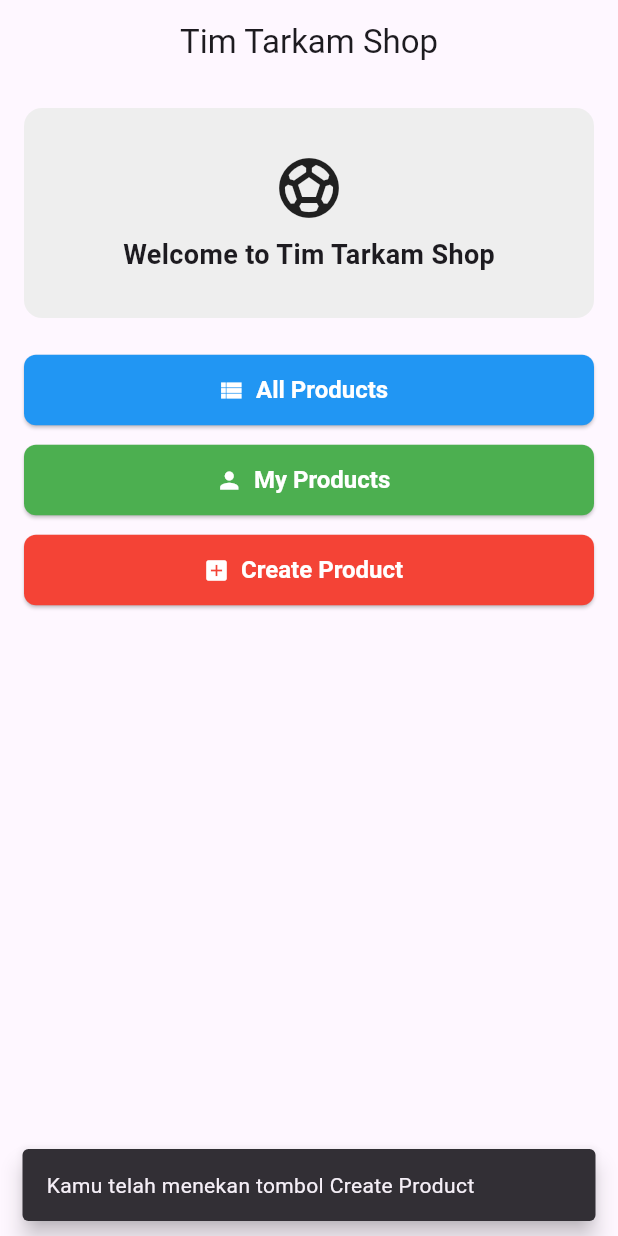
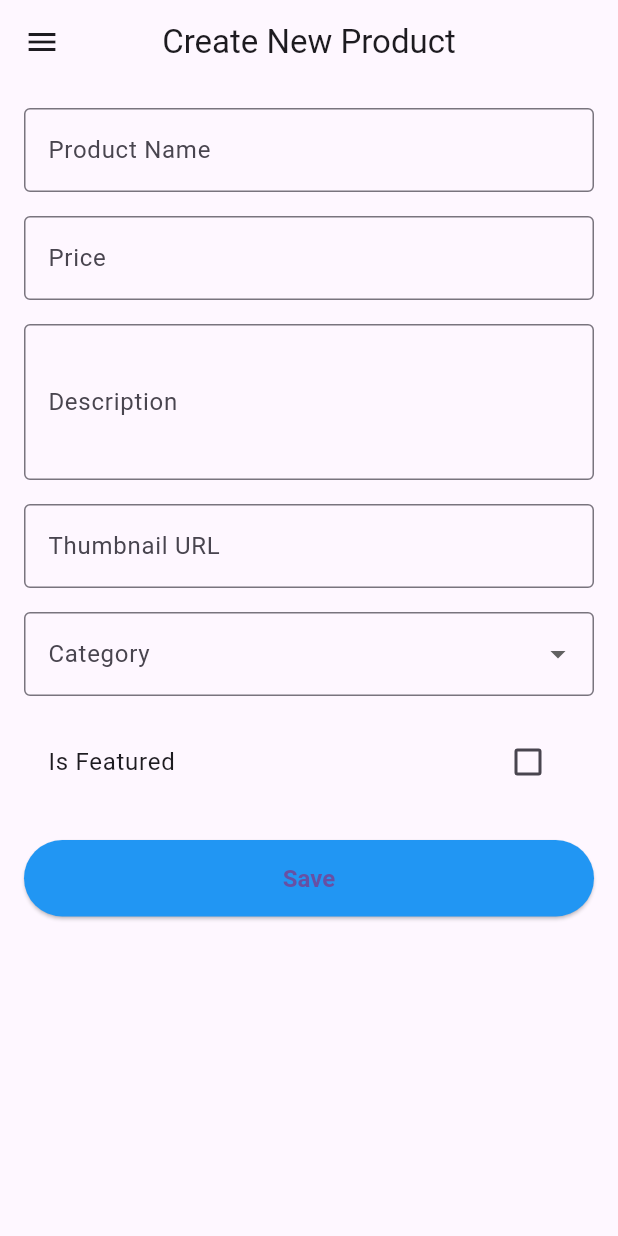
Before and after one commit to Priyzz/tim_tarkam_shop, a Flutter app: the screen it shows after launch, after a tap on "Create Product", on a phone screen of 412 x 824 dp. Run offline on Flutter 3.47's test engine with Material 3 defaults, Android fonts, the phone set to English and light mode, and no system bars.

Commit message:
tugas 8 done

```diff
--- /dev/null
+++ b/lib/create_product_page.dart
@@ -0,0 +1,238 @@
+import 'package:flutter/material.dart';
+import 'main.dart';
+
+class CreateProductPage extends StatefulWidget {
+  const CreateProductPage({Key? key}) : super(key: key);
+
+  @override
+  State<CreateProductPage> createState() => _CreateProductPageState();
+}
+
+class _CreateProductPageState extends State<CreateProductPage> {
+  final _formKey = GlobalKey<FormState>();
+
+  // Controller untuk input
+  final TextEditingController _nameController = TextEditingController();
+  final TextEditingController _priceController = TextEditingController();
+  final TextEditingController _descriptionController = TextEditingController();
+  final TextEditingController _thumbnailController = TextEditingController();
+
+  String? _selectedCategory;
+  bool _isFeatured = false;
+
+  final List<String> _categories = ['Jersey', 'Sepatu', 'Aksesori', 'Lainnya'];
+
+  @override
+  Widget build(BuildContext context) {
+    return Scaffold(
+      appBar: AppBar(
+        title: const Text('Create New Product'),
+        centerTitle: true,
+      ),
+      drawer: Drawer(
+        child: ListView(
+          children: [
+            const DrawerHeader(
+              decoration: BoxDecoration(color: Colors.blue),
+              child: Center(
+                child: Text(
+                  'Menu Navigasi',
+                  style: TextStyle(color: Colors.white, fontSize: 20),
+                ),
+              ),
+            ),
+            ListTile(
+              leading: const Icon(Icons.home),
+              title: const Text('Halaman Utama'),
+              onTap: () {
+                Navigator.pushReplacement(
+                  context,
+                  MaterialPageRoute(builder: (context) => const HomePage()),
+                );
+              },
+            ),
+            ListTile(
+              leading: const Icon(Icons.add_box),
+              title: const Text('Tambah Produk'),
+              onTap: () {
+                Navigator.pushReplacement(
+                  context,
+                  MaterialPageRoute(builder: (context) => const CreateProductPage()),
+                );
+              },
+            ),
+          ],
+        ),
+      ),
+      body: Padding(
+        padding: const EdgeInsets.all(16.0),
+        child: Form(
+          key: _formKey,
+          child: ListView(
+            children: [
+              // Input name
+              TextFormField(
+                controller: _nameController,
+                decoration: const InputDecoration(
+                  labelText: 'Product Name',
+                  border: OutlineInputBorder(),
+                ),
+                validator: (value) {
+                  if (value == null || value.isEmpty) {
+                    return 'Nama produk tidak boleh kosong';
+                  }
+                  return null;
+                },
+              ),
+              const SizedBox(height: 16),
+
+              // Input price
+              TextFormField(
+                controller: _priceController,
+                decoration: const InputDecoration(
+                  labelText: 'Price',
+                  border: OutlineInputBorder(),
+                ),
+                keyboardType: TextInputType.number,
+                validator: (value) {
+                  if (value == null || value.isEmpty) {
+                    return 'Harga tidak boleh kosong';
+                  }
+                  if (double.tryParse(value) == null) {
+                    return 'Harga harus berupa angka';
+                  }
+                  return null;
+                },
+              ),
+              const SizedBox(height: 16),
+
+              // Input description
+              TextFormField(
+                controller: _descriptionController,
+                decoration: const InputDecoration(
+                  labelText: 'Description',
+                  border: OutlineInputBorder(),
+                ),
+                maxLines: 3,
+                validator: (value) {
+                  if (value == null || value.isEmpty) {
+                    return 'Deskripsi tidak boleh kosong';
+                  }
+                  return null;
+                },
+              ),
+              const SizedBox(height: 16),
+
+              // Input thumbnail URL
+              TextFormField(
+                controller: _thumbnailController,
+                decoration: const InputDecoration(
+                  labelText: 'Thumbnail URL',
+                  border: OutlineInputBorder(),
+                ),
+                validator: (value) {
+                  if (value == null || value.isEmpty) {
+                    return 'URL thumbnail tidak boleh kosong';
+                  }
+                  if (!Uri.tryParse(value)!.hasAbsolutePath) {
+                    return 'URL tidak valid';
+                  }
+                  return null;
+                },
+              ),
+              const SizedBox(height: 16),
+
+              // Dropdown category
+              DropdownButtonFormField<String>(
+                value: _selectedCategory,
+                decoration: const InputDecoration(
+                  labelText: 'Category',
+                  border: OutlineInputBorder(),
+                ),
+                items: _categories.map((category) {
+                  return DropdownMenuItem(
+                    value: category,
+                    child: Text(category),
+                  );
+                }).toList(),
+                onChanged: (value) {
+                  setState(() {
+                    _selectedCategory = value;
+                  });
+                },
+                validator: (value) =>
+                    value == null ? 'Kategori harus dipilih' : null,
+              ),
+              const SizedBox(height: 16),
+
+              // Checkbox isFeatured
+              CheckboxListTile(
+                title: const Text('Is Featured'),
+                value: _isFeatured,
+                onChanged: (value) {
+                  setState(() {
+                    _isFeatured = value ?? false;
+                  });
+                },
+              ),
+              const SizedBox(height: 24),
+
+              // Tombol Save
+              ElevatedButton(
+                onPressed: () {
+                  if (_formKey.currentState!.validate()) {
+                    final name = _nameController.text;
+                    final price = _priceController.text;
+                    final description = _descriptionController.text;
+                    final thumbnail = _thumbnailController.text;
+                    final category = _selectedCategory ?? 'Tidak dipilih';
+                    final isFeatured = _isFeatured ? 'Yes' : 'No';
+
+                    showDialog(
+                      context: context,
+                      builder: (context) {
+                        return AlertDialog(
+                          title: const Text('Product Info'),
+                          content: SingleChildScrollView(
+                            child: ListBody(
+                              children: [
+                                Text('Name: $name'),
+                                Text('Price: $price'),
+                                Text('Description: $description'),
+                                Text('Thumbnail: $thumbnail'),
+                                Text('Category: $category'),
+                                Text('Is Featured: $isFeatured'),
+                              ],
+                            ),
+                          ),
+                          actions: [
+                            TextButton(
+                              onPressed: () {
+                                Navigator.pop(context); // tutup dialog
+                                Navigator.pop(context); // kembali ke home
+                              },
+                              child: const Text('OK'),
+                            ),
+                          ],
+                        );
+                      },
+                    );
+                  }
+                },
+                style: ElevatedButton.styleFrom(
+                  backgroundColor: Colors.blue,
+                  padding: const EdgeInsets.symmetric(vertical: 16.0),
+                  textStyle: const TextStyle(
+                    fontSize: 16,
+                    fontWeight: FontWeight.w600,
+                  ),
+                ),
+                child: const Text('Save'),
+              ),
+            ],
+          ),
+        ),
+      ),
+    );
+  }
+}
--- a/lib/main.dart
+++ b/lib/main.dart
@@ -1,5 +1,6 @@
 import 'package:flutter/material.dart';
 import 'menu.dart';
+import 'create_product_page.dart';
 
 void main() {
   runApp(const FootballShopApp());
@@ -31,7 +32,42 @@ class HomePage extends StatelessWidget {
         title: const Text('Tim Tarkam Shop'),
         centerTitle: true,
       ),
-      body: const MenuPage(), // halaman utama dipecah ke file menu.dart
+      drawer: Drawer(
+        child: ListView(
+          children: [
+            const DrawerHeader(
+              decoration: BoxDecoration(color: Colors.blue),
+              child: Center(
+                child: Text(
+                  'Menu Navigasi',
+                  style: TextStyle(color: Colors.white, fontSize: 20),
+                ),
+              ),
+            ),
+            ListTile(
+              leading: const Icon(Icons.home),
+              title: const Text('Halaman Utama'),
+              onTap: () {
+                Navigator.pushReplacement(
+                  context,
+                  MaterialPageRoute(builder: (context) => const HomePage()),
+                );
+              },
+            ),
+            ListTile(
+              leading: const Icon(Icons.add_box),
+              title: const Text('Tambah Produk'),
+              onTap: () {
+                Navigator.pushReplacement(
+                  context,
+                  MaterialPageRoute(builder: (context) => const CreateProductPage()),
+                );
+              },
+            ),
+          ],
+        ),
+      ),
+      body: const MenuPage(),
     );
   }
 }
--- a/lib/menu.dart
+++ b/lib/menu.dart
@@ -1,4 +1,5 @@
 import 'package:flutter/material.dart';
+import 'create_product_page.dart';
 
 class MenuPage extends StatelessWidget {
   const MenuPage({Key? key}) : super(key: key);
@@ -82,7 +83,10 @@ class MenuPage extends StatelessWidget {
           // Tombol Create Product
           ElevatedButton.icon(
             onPressed: () {
-              _showSnackBar(context, 'Kamu telah menekan tombol Create Product');
+              Navigator.push(
+                context,
+                MaterialPageRoute(builder: (context) => const CreateProductPage()),
+              );
             },
             icon: const Icon(Icons.add_box),
             label: const Padding(
```
Also changed, not shown: 1 other file.
